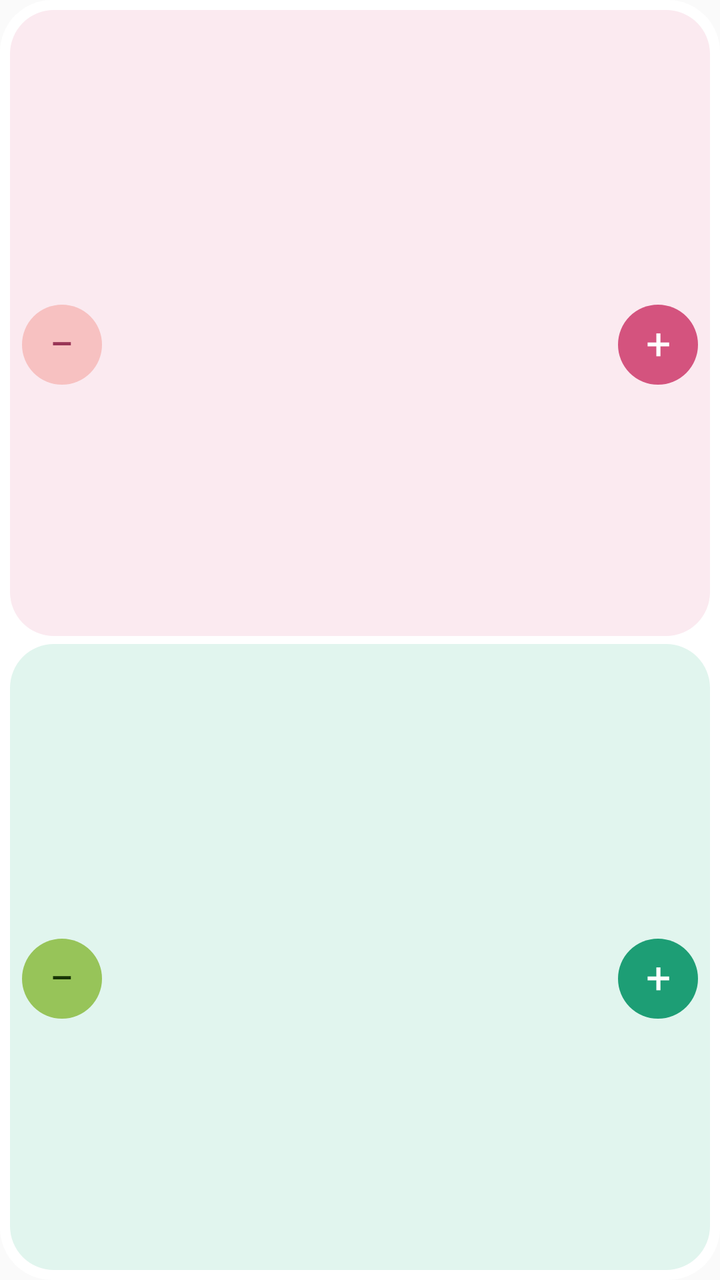
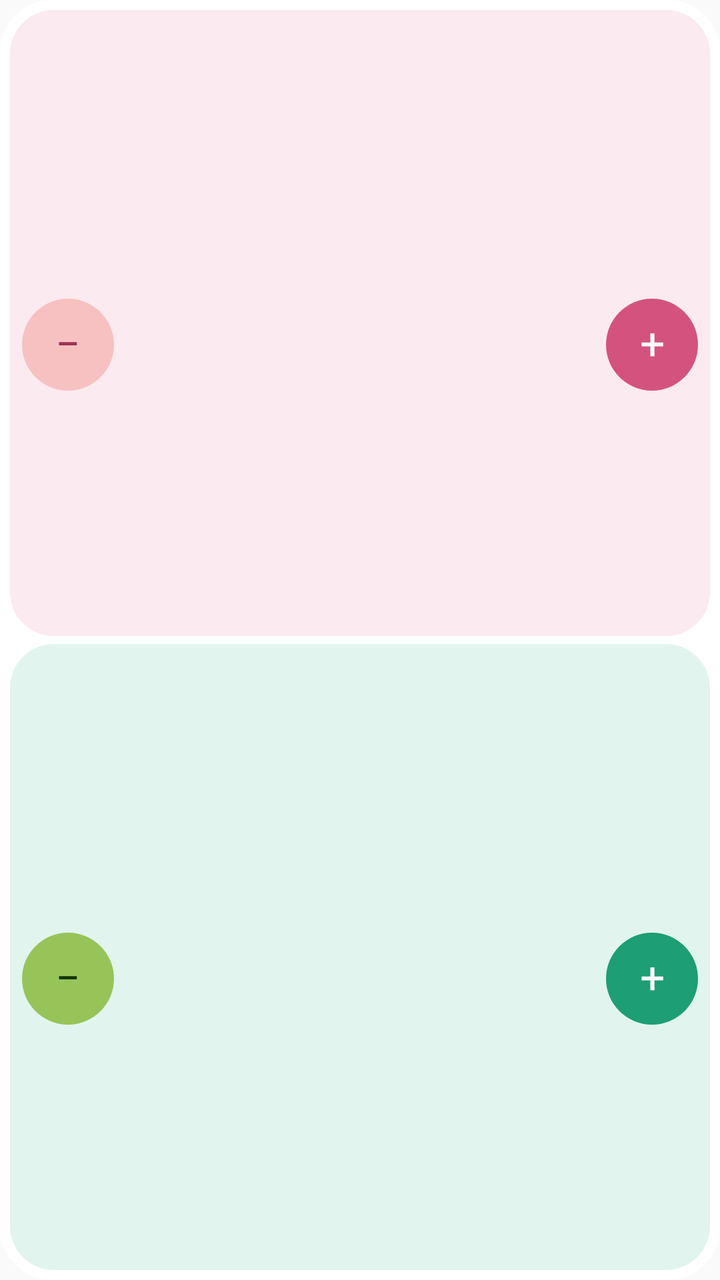

Screens rendered from an Android XML layout before and after an edit, with the pre-edit source and the edit as a unified diff.
<!-- AndroidManifest.xml: application theme AppTheme -->
<!-- res/layout/widget_counter_v.xml -->
<?xml version="1.0" encoding="utf-8"?>
<LinearLayout xmlns:android="http://schemas.android.com/apk/res/android"
    android:id="@+id/ctr_root"
    android:layout_width="match_parent"
    android:layout_height="match_parent"
    android:background="@drawable/ctr_card_bg"
    android:orientation="vertical"
    android:padding="5dp">

    
    <LinearLayout
        android:layout_width="match_parent"
        android:layout_height="0dp"
        android:layout_weight="1"
        android:layout_marginBottom="4dp"
        android:background="@drawable/ctr_zone_pink"
        android:orientation="vertical">

        <ImageView
            android:id="@+id/ctr_a_name"
            android:layout_width="match_parent"
            android:layout_height="22dp"
            android:scaleType="fitCenter" />

        <LinearLayout
            android:layout_width="match_parent"
            android:layout_height="0dp"
            android:layout_weight="1"
            android:gravity="center_vertical"
            android:orientation="horizontal"
            android:paddingLeft="6dp"
            android:paddingRight="6dp">

            <TextView
                android:id="@+id/ctr_a_minus"
                android:layout_width="40dp"
                android:layout_height="40dp"
                android:background="@drawable/ctr_btn_minus_pink"
                android:fontFamily="@font/baloo2_extra_bold"
                android:gravity="center"
                android:includeFontPadding="false"
                android:text="−"
                android:textColor="@color/ctrPinkMinusInk"
                android:textSize="22sp" />

            <ImageView
                android:id="@+id/ctr_a_value"
                android:layout_width="0dp"
                android:layout_height="match_parent"
                android:layout_weight="1"
                android:scaleType="fitCenter" />

            <TextView
                android:id="@+id/ctr_a_plus"
                android:layout_width="40dp"
                android:layout_height="40dp"
                android:background="@drawable/ctr_btn_plus_pink"
                android:fontFamily="@font/baloo2_extra_bold"
                android:gravity="center"
                android:includeFontPadding="false"
                android:text="+"
                android:textColor="#FFFFFF"
                android:textSize="22sp" />
        </LinearLayout>
    </LinearLayout>

    
    <LinearLayout
        android:layout_width="match_parent"
        android:layout_height="0dp"
        android:layout_weight="1"
        android:background="@drawable/ctr_zone_green"
        android:orientation="vertical">

        <ImageView
            android:id="@+id/ctr_b_name"
            android:layout_width="match_parent"
            android:layout_height="22dp"
            android:scaleType="fitCenter" />

        <LinearLayout
            android:layout_width="match_parent"
            android:layout_height="0dp"
            android:layout_weight="1"
            android:gravity="center_vertical"
            android:orientation="horizontal"
            android:paddingLeft="6dp"
            android:paddingRight="6dp">

            <TextView
                android:id="@+id/ctr_b_minus"
                android:layout_width="40dp"
                android:layout_height="40dp"
                android:background="@drawable/ctr_btn_minus_green"
                android:fontFamily="@font/baloo2_extra_bold"
                android:gravity="center"
                android:includeFontPadding="false"
                android:text="−"
                android:textColor="@color/ctrGreenMinusInk"
                android:textSize="22sp" />

            <ImageView
                android:id="@+id/ctr_b_value"
                android:layout_width="0dp"
                android:layout_height="match_parent"
                android:layout_weight="1"
                android:scaleType="fitCenter" />

            <TextView
                android:id="@+id/ctr_b_plus"
                android:layout_width="40dp"
                android:layout_height="40dp"
                android:background="@drawable/ctr_btn_plus_green"
                android:fontFamily="@font/baloo2_extra_bold"
                android:gravity="center"
                android:includeFontPadding="false"
                android:text="+"
                android:textColor="#FFFFFF"
                android:textSize="22sp" />
        </LinearLayout>
    </LinearLayout>
</LinearLayout>
<!-- resources referenced by this layout -->
<resources>
  <color name="ctrGreenMinusInk">#173404</color>
  <color name="ctrPinkMinusInk">#993556</color>
  <!-- drawable ctr_btn_minus_green (drawable) -->
  <?xml version="1.0" encoding="utf-8"?>
  <shape xmlns:android="http://schemas.android.com/apk/res/android" android:shape="oval">
      <solid android:color="@color/ctrGreenMinus" />
  </shape>
  <!-- drawable ctr_btn_minus_pink (drawable) -->
  <?xml version="1.0" encoding="utf-8"?>
  <shape xmlns:android="http://schemas.android.com/apk/res/android" android:shape="oval">
      <solid android:color="@color/ctrPinkMinus" />
  </shape>
  <!-- drawable ctr_btn_plus_green (drawable) -->
  <?xml version="1.0" encoding="utf-8"?>
  <shape xmlns:android="http://schemas.android.com/apk/res/android" android:shape="oval">
      <solid android:color="@color/ctrGreenPlus" />
  </shape>
  <!-- drawable ctr_btn_plus_pink (drawable) -->
  <?xml version="1.0" encoding="utf-8"?>
  <shape xmlns:android="http://schemas.android.com/apk/res/android" android:shape="oval">
      <solid android:color="@color/ctrPinkPlus" />
  </shape>
  <!-- drawable ctr_card_bg (drawable) -->
  <?xml version="1.0" encoding="utf-8"?>
  <shape xmlns:android="http://schemas.android.com/apk/res/android" android:shape="rectangle">
      <solid android:color="#FFFFFF" />
      <corners android:radius="26dp" />
  </shape>
  <!-- drawable ctr_zone_green (drawable) -->
  <?xml version="1.0" encoding="utf-8"?>
  <shape xmlns:android="http://schemas.android.com/apk/res/android" android:shape="rectangle">
      <solid android:color="@color/ctrGreenBg" />
      <corners android:radius="22dp" />
  </shape>
  <!-- drawable ctr_zone_pink (drawable) -->
  <?xml version="1.0" encoding="utf-8"?>
  <shape xmlns:android="http://schemas.android.com/apk/res/android" android:shape="rectangle">
      <solid android:color="@color/ctrPinkBg" />
      <corners android:radius="22dp" />
  </shape>
  <style name="AppTheme" parent="Theme.AppCompat.Light.DarkActionBar">
          
          <item name="colorPrimary">@color/colorPrimary</item>
          <item name="colorPrimaryDark">@color/colorPrimaryDark</item>
          <item name="colorAccent">@color/colorAccent</item>
      </style>
  <color name="ctrGreenMinus">#97C459</color>
  <color name="ctrPinkMinus">#F7C1C1</color>
  <color name="ctrGreenPlus">#1D9E75</color>
  <color name="ctrPinkPlus">#D4537E</color>
  <color name="ctrGreenBg">#E1F5EE</color>
  <color name="ctrPinkBg">#FBEAF0</color>
</resources>

<!-- the commit's change to res/layout/widget_counter_v.xml (unified diff, before → after) -->
@@ -33,8 +33,8 @@
 
             <TextView
                 android:id="@+id/ctr_a_minus"
-                android:layout_width="40dp"
-                android:layout_height="40dp"
+                android:layout_width="46dp"
+                android:layout_height="46dp"
                 android:background="@drawable/ctr_btn_minus_pink"
                 android:fontFamily="@font/baloo2_extra_bold"
                 android:gravity="center"
@@ -46,14 +46,14 @@
             <ImageView
                 android:id="@+id/ctr_a_value"
                 android:layout_width="0dp"
-                android:layout_height="match_parent"
+                android:layout_height="46dp"
                 android:layout_weight="1"
                 android:scaleType="fitCenter" />
 
             <TextView
                 android:id="@+id/ctr_a_plus"
-                android:layout_width="40dp"
-                android:layout_height="40dp"
+                android:layout_width="46dp"
+                android:layout_height="46dp"
                 android:background="@drawable/ctr_btn_plus_pink"
                 android:fontFamily="@font/baloo2_extra_bold"
                 android:gravity="center"
@@ -89,8 +89,8 @@
 
             <TextView
                 android:id="@+id/ctr_b_minus"
-                android:layout_width="40dp"
-                android:layout_height="40dp"
+                android:layout_width="46dp"
+                android:layout_height="46dp"
                 android:background="@drawable/ctr_btn_minus_green"
                 android:fontFamily="@font/baloo2_extra_bold"
                 android:gravity="center"
@@ -102,14 +102,14 @@
             <ImageView
                 android:id="@+id/ctr_b_value"
                 android:layout_width="0dp"
-                android:layout_height="match_parent"
+                android:layout_height="46dp"
                 android:layout_weight="1"
                 android:scaleType="fitCenter" />
 
             <TextView
                 android:id="@+id/ctr_b_plus"
-                android:layout_width="40dp"
-                android:layout_height="40dp"
+                android:layout_width="46dp"
+                android:layout_height="46dp"
                 android:background="@drawable/ctr_btn_plus_green"
                 android:fontFamily="@font/baloo2_extra_bold"
                 android:gravity="center"
